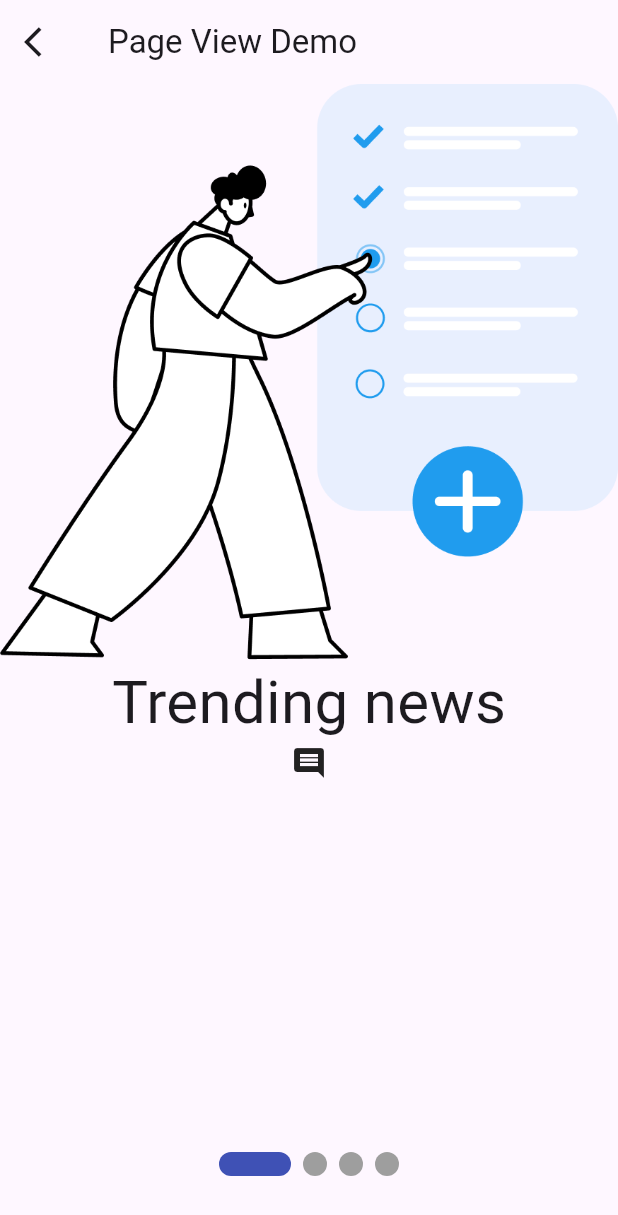
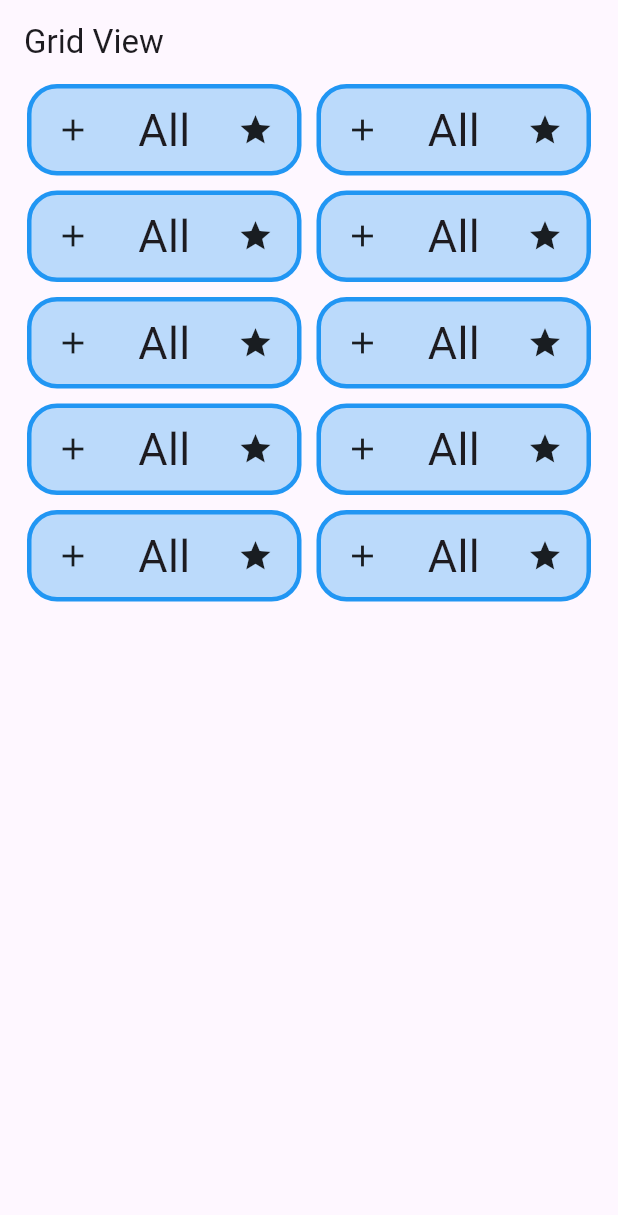
Before and after one commit to MuhammadAliKust/Flutter-B25, a Flutter app: the screen it shows after launch, on a phone screen of 412 x 824 dp. Shown: the top 1215 px of the screen. Run offline on Flutter 3.47's test engine with Material 3 defaults, Android fonts, the phone set to English and light mode, and no system bars; drawn by our look-alikes of smooth_page_indicator; our stand-ins replace string_validator.

Commit message:
GridView Builder Done

```diff
--- /dev/null
+++ b/lib/grid_view.dart
@@ -0,0 +1,44 @@
+import 'package:flutter/material.dart';
+
+class GridViewDemo extends StatelessWidget {
+  const GridViewDemo({super.key});
+
+  @override
+  Widget build(BuildContext context) {
+    return Scaffold(
+      appBar: AppBar(title: Text("Grid View")),
+
+      body: Padding(
+        padding: const EdgeInsets.symmetric(horizontal: 18.0),
+        child: GridView.builder(
+          gridDelegate: SliverGridDelegateWithFixedCrossAxisCount(
+            crossAxisCount: 2,
+            crossAxisSpacing: 10,
+            mainAxisSpacing: 10,
+            childAspectRatio: 3,
+          ),
+          itemCount: 10,
+          itemBuilder: (context, i) {
+            return Container(
+              height: 80,
+              width: 200,
+              decoration: BoxDecoration(
+                color: Colors.blue.withOpacity(0.3),
+                borderRadius: BorderRadius.circular(20),
+                border: Border.all(color: Colors.blue, width: 3),
+              ),
+              child: Row(
+                mainAxisAlignment: MainAxisAlignment.spaceAround,
+                children: [
+                  Icon(Icons.add),
+                  Text("All", style: TextStyle(fontSize: 30)),
+                  Icon(Icons.star),
+                ],
+              ),
+            );
+          },
+        ),
+      ),
+    );
+  }
+}
--- a/lib/main.dart
+++ b/lib/main.dart
@@ -3,6 +3,7 @@
 
 import 'asset_image.dart';
 import 'dynamic_list_view.dart';
+import 'grid_view.dart';
 import 'login.dart';
 import 'multiple_selection.dart';
 import 'network_image.dart';
@@ -17,7 +18,7 @@
   @override
   Widget build(BuildContext context) {
     return MaterialApp(
-      home: PageViewDemo(),
+      home: GridViewDemo(),
       // home: Scaffold(
       //   backgroundColor: Colors.blue,
       //   appBar: AppBar(
```
